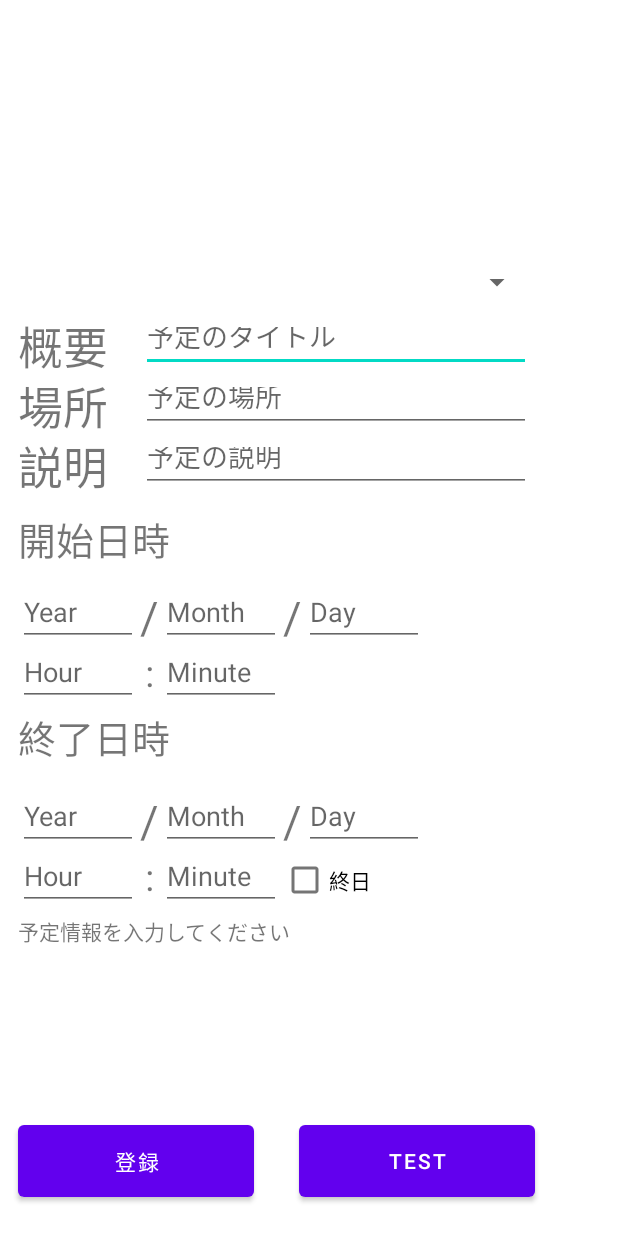
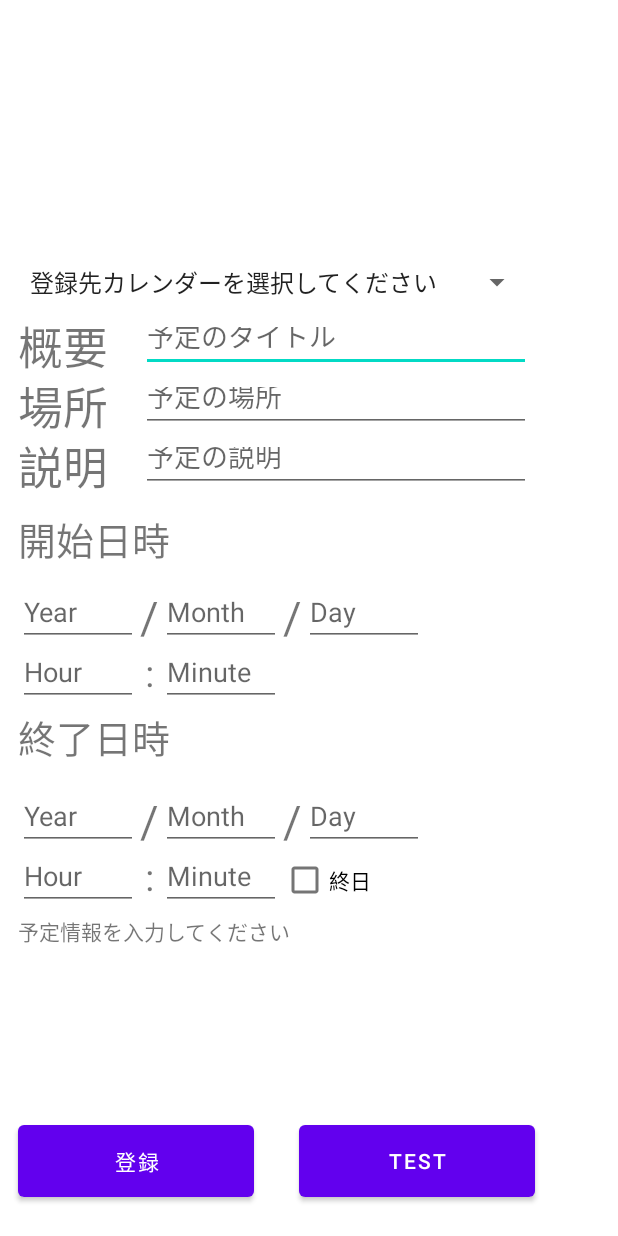
Before and after one commit to ryoupr/GCCMobile, an Android app: the screen it shows after launch (MainActivity), after a tap on "登録", on a phone screen of 412 x 824 dp. Run offline under Robolectric (Android 15) with nearby library versions, the phone set to English and light mode, and no system bars; 1 statement that could not run was skipped.

```diff
--- a/app/src/main/java/jp/ryou/gccmobile/MainActivity.kt
+++ b/app/src/main/java/jp/ryou/gccmobile/MainActivity.kt
@@ -1,6 +1,7 @@
 package jp.ryou.gccmobile
 
 import android.content.ContentResolver
+import android.content.ContentValues
 import android.content.Intent
 import android.content.pm.PackageManager
 import android.database.Cursor
@@ -18,19 +19,14 @@ import android.widget.ListAdapter
 import android.widget.Spinner
 import android.widget.Toast
 import androidx.appcompat.app.AppCompatActivity
+import androidx.appcompat.widget.DecorContentParent
 import androidx.core.app.ActivityCompat
 import jp.ryou.gccmobile.databinding.ActivityMainBinding
+import java.util.*
 
 
 class MainActivity : AppCompatActivity() {
     private lateinit var binding : ActivityMainBinding
-
-    //スピナー要素のテスト用
-    private val spinnerItem = arrayOf(
-        "a",
-        "b",
-        "c"
-    )
 
 
 
@@ -103,6 +99,7 @@ class MainActivity : AppCompatActivity() {
 
 //            カレンダー名一覧取得と出力
         val calendarNameList = mutableListOf<String>()
+        calendarNameList.add("登録先カレンダーを選択してください")
         val calendarIdList = mutableListOf<Long>()
         val calendarIdNameList = mutableListOf<String>()
         while (cur!!.moveToNext()) {
@@ -142,12 +139,29 @@ class MainActivity : AppCompatActivity() {
         //選択肢のレイアウト
         adapter.setDropDownViewResource(com.google.android.material.R.layout.support_simple_spinner_dropdown_item)
 
-        //adapterをspinnerにせってい
+        //adapterをspinnerに設定
 
         spinner.adapter = adapter
 
+        //選択されたアイテムを取得
+        // リスナーを登録
+        spinner.onItemSelectedListener = object : AdapterView.OnItemSelectedListener{
+            //　アイテムが選択された時
+            override fun onItemSelected(parent: AdapterView<*>?,
+                                        view: View?, position: Int, id: Long) {
+                val spinnerParent = parent as Spinner
+                val selectedCalendar = spinnerParent.selectedItem as String
+                println(selectedCalendar)
+                if (selectedCalendar!="登録先カレンダーを選択してください"){
+                    Toast.makeText(this@MainActivity, "$selectedCalendar が選択されました。", Toast.LENGTH_SHORT).show()
+                }
+            }
 
-
+            //　アイテムが選択されなかった
+            override fun onNothingSelected(parent: AdapterView<*>?) {
+                //
+            }
+        }
 
 //        ユーザー入力の受付
         val summary = findViewById<EditText>(R.id.enteredSummary)
@@ -165,11 +179,10 @@ class MainActivity : AppCompatActivity() {
         val eMinute = findViewById<EditText>(R.id.endMinuteEdit)
         val allDay = findViewById<CheckBox>(R.id.allDayCheckBox)
 
-        val registration = findViewById<Button>(R.id.registrationBtn)
-        registration.setOnClickListener {
-            Toast.makeText(this, "Registration button tapped.", Toast.LENGTH_SHORT).show()
 
-            println("Tapped registration Btn.")
+        val addEvent = findViewById<Button>(R.id.registrationBtn)
+        addEvent.setOnClickListener {
+            Toast.makeText(this, "予定登録開始", Toast.LENGTH_SHORT).show()
             println("-----入力された情報----------------------------------------------")
             println("summary = ${summary.text}")
             println("location = ${location.text}")
@@ -185,11 +198,40 @@ class MainActivity : AppCompatActivity() {
             println("eHour = ${eHour.text}")
             println("eMinute = ${eMinute.text}")
             println("allDay = ${allDay.text}")
+            println("--------------------------------------------------------------")
 
 
-            println("--------------------------------------------------------------")
-            println(calendarIdNameList)
+            println("予定登録プロセスを開始")
+            //イベント開始・終了時間を設定
+            var  startMillis : Long = 0
+            var  endMillis : Long  = 0
+            var beginTime : Calendar = Calendar.getInstance()
+            //月は指定した値+1月が予定追加の対象になる
+            beginTime.set(2023, 2, 1, 10, 0)
+            startMillis = beginTime.getTimeInMillis()
+            var endTime : Calendar = Calendar.getInstance()
+            endTime.set(2023, 2, 1, 14, 0)
+            endMillis = endTime.getTimeInMillis();
 
+            //カレンダーIDの特定
+            //calendarIdNameListから選択されたカレンダー名（文字列）を検索し、インデックスから１引けばIDとなるはず。
+//            val index = calendarIdNameList.indexOf(selected)
+
+
+
+
+            //イベントデータを登録
+            var cr : ContentResolver = getContentResolver()
+            var values : ContentValues =  ContentValues()
+            values.put(CalendarContract.Events.DTSTART, startMillis)
+            values.put(CalendarContract.Events.DTEND, endMillis)
+            values.put(CalendarContract.Events.TITLE, "${summary.text}")
+            values.put(CalendarContract.Events.DESCRIPTION, "${description.text}")
+            values.put(CalendarContract.Events.EVENT_LOCATION, "${location.text}")
+            values.put(CalendarContract.Events.CALENDAR_ID, 9)
+            values.put(CalendarContract.Events.EVENT_TIMEZONE, "Japan/Tokyo" )
+            val uri : Uri? = cr.insert(CalendarContract.Events.CONTENT_URI, values);
+            println("登録完了")
         }
 
 
```
Also changed, not shown: app/src/main/java/jp/ryou/gccmobile/TestActivity.kt (+13 -0 lines), app/src/main/res/layout/activity_test.xml (+11 -0 lines).
